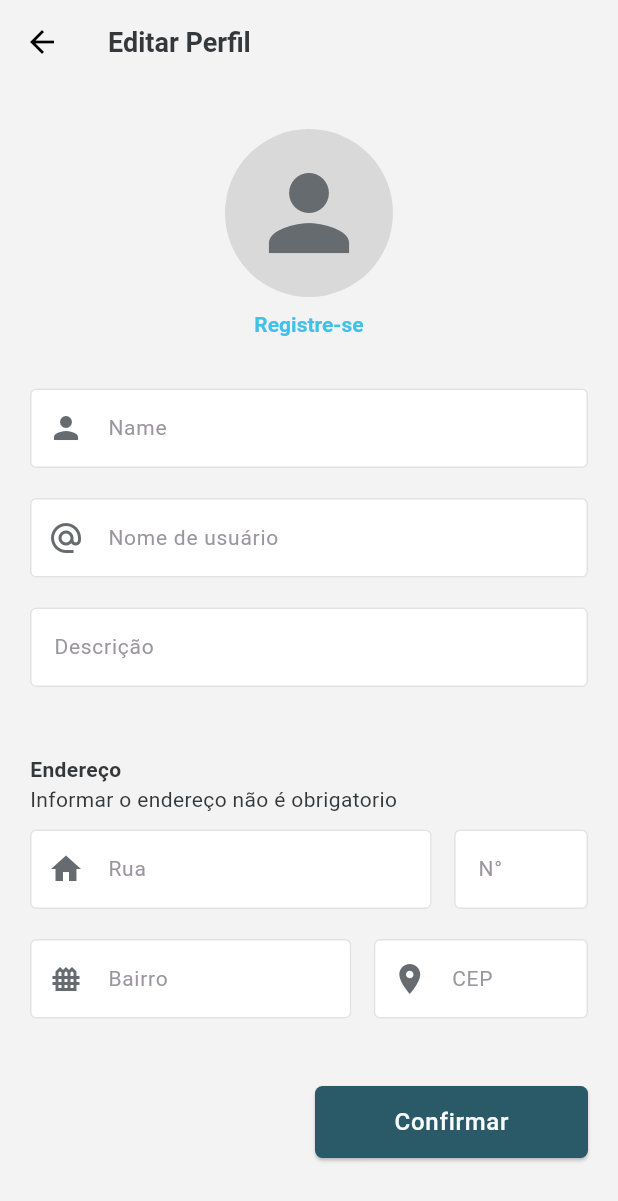
After one commit to gbramoura/fishspot_app, a Flutter app: the ProfileUserEditPage screen opened by its route, after a tap on "Confirmar", on a phone screen of 412 x 824 dp. The commit adds this screen. Shown: the top 1201 px of the screen. Run offline on Flutter 3.47's test engine with Material 3 defaults, Android fonts, the phone set to English and light mode, and no system bars; our stand-ins replace flutter_svg_provider, package_info_plus, shared_preferences; accounts and stored records are empty; network calls fail.

Commit message:
Improve spot gridview in the profile page. Create the edit user page.

```diff
--- a/lib/constants/colors_constants.dart
+++ b/lib/constants/colors_constants.dart
@@ -24,6 +24,7 @@ class ColorsConstants {
   static Color gray350 = HexColor('#35383A');
 
   // Blue
+  static Color blue150 = HexColor('#3EC2EA');
   static Color blue750 = HexColor('#2A5967');
   static Color blue700 = HexColor('#2A5967');
 }
--- a/lib/constants/route_constants.dart
+++ b/lib/constants/route_constants.dart
@@ -4,4 +4,5 @@ class RouteConstants {
   static String recoverPassword = '/recover-password';
   static String home = '/home';
   static String configuration = '/profile-configuration';
+  static String editUser = '/profile-edit';
 }
--- a/lib/main.dart
+++ b/lib/main.dart
@@ -4,6 +4,7 @@ import 'package:fishspot_app/pages/home_page.dart';
 import 'package:fishspot_app/pages/login_page.dart';
 import 'package:fishspot_app/pages/password/recover_password_page.dart';
 import 'package:fishspot_app/pages/profile/profile_user_configuration_page.dart';
+import 'package:fishspot_app/pages/profile/profile_user_edit_page.dart';
 import 'package:fishspot_app/pages/register_page.dart';
 import 'package:fishspot_app/pages/splash_page.dart';
 import 'package:fishspot_app/repositories/settings_repository.dart';
@@ -63,7 +64,8 @@ class App extends StatelessWidget {
         RouteConstants.recoverPassword: (context) => RecoverPasswordPage(),
         RouteConstants.home: (context) => HomePage(),
         RouteConstants.configuration: (context) =>
-            ProfileUserConfigurationPage()
+            ProfileUserConfigurationPage(),
+        RouteConstants.editUser: (context) => ProfileUserEditPage()
       },
     );
   }
--- a/lib/pages/profile/profile_page.dart
+++ b/lib/pages/profile/profile_page.dart
@@ -1,4 +1,5 @@
 import 'package:fishspot_app/components/custom_button.dart';
+import 'package:fishspot_app/constants/colors_constants.dart';
 import 'package:fishspot_app/constants/route_constants.dart';
 import 'package:fishspot_app/constants/shared_preferences_constants.dart';
 import 'package:fishspot_app/models/http_response.dart';
@@ -6,8 +7,8 @@ import 'package:fishspot_app/pages/loading_page.dart';
 import 'package:fishspot_app/repositories/settings_repository.dart';
 import 'package:fishspot_app/services/api_service.dart';
 import 'package:fishspot_app/services/auth_service.dart';
-import 'package:fishspot_app/utils/hex_color_utils.dart';
 import 'package:flutter/material.dart';
+import 'package:flutter_svg_provider/flutter_svg_provider.dart';
 import 'package:provider/provider.dart';
 
 class ProfilePage extends StatefulWidget {
@@ -103,7 +104,8 @@ class _ProfilePageState extends State<ProfilePage> {
 
     return Scaffold(
       appBar: _renderAppBar(context),
-      body: Center(
+      body: SingleChildScrollView(
+        child: Center(
           child: Column(
             mainAxisAlignment: MainAxisAlignment.start,
             crossAxisAlignment: CrossAxisAlignment.start,
@@ -114,12 +116,13 @@ class _ProfilePageState extends State<ProfilePage> {
             ],
           ),
         ),
+      ),
     );
   }
 
   _renderUserDescription(dynamic context) {
     final userImage = _userProfileData['image'] != null
-        ? Image(fit: BoxFit.fill, image: AssetImage(_userProfileData['image']))
+        ? Image.network(_userProfileData['image'], fit: BoxFit.fill)
         : Icon(Icons.person, size: 80);
 
     return Column(
@@ -132,9 +135,9 @@ class _ProfilePageState extends State<ProfilePage> {
                 width: 100,
                 height: 100,
                 decoration: BoxDecoration(
-                  color: HexColor('#D9D9D9'),
+                  color: ColorsConstants.gray100,
                   borderRadius: BorderRadius.circular(100),
-                  border: Border.all(width: 1, color: HexColor('#D9D9D9')),
+                  border: Border.all(width: 1, color: ColorsConstants.gray100),
                 ),
                 child: userImage,
               ),
@@ -201,7 +204,9 @@ class _ProfilePageState extends State<ProfilePage> {
           padding: EdgeInsets.fromLTRB(22, 0, 22, 0),
           child: CustomButton(
             label: 'Editar Perfil',
-            onPressed: () {},
+            onPressed: () {
+              Navigator.pushNamed(context, RouteConstants.editUser);
+            },
             fixedSize: Size(double.maxFinite, 38),
           ),
         ),
@@ -229,10 +234,11 @@ class _ProfilePageState extends State<ProfilePage> {
             primary: true,
             shrinkWrap: true,
             crossAxisCount: 3,
-            crossAxisSpacing: 8,
-            mainAxisSpacing: 8,
+            crossAxisSpacing: 2,
+            mainAxisSpacing: 2,
             children: _renderSpotRegistteredItems(),
-          )
+            physics: NeverScrollableScrollPhysics(),
+          ),
         ],
       ),
     );
@@ -240,31 +246,44 @@ class _ProfilePageState extends State<ProfilePage> {
 
   _renderSpotRegistteredItems() {
     return _userLocationsData.map((entry) {
-      var decoration = entry['image'] != null
-          ? AssetImage('assets/images/fish-spot-icon.png')
-          : AssetImage(entry['image']);
+      final isImageProvided = entry['image'] != null && entry['image'] != '';
+      final icon = DecorationImage(
+        image: Svg('assets/images/no-photography.svg'),
+        fit: BoxFit.none,
+      );
+
+      final image = DecorationImage(
+        image: NetworkImage(entry['image']),
+        fit: BoxFit.fill,
+      );
 
       return Container(
-        color: HexColor('#D9D9D9'),
+        color: ColorsConstants.gray100,
         child: Container(
           decoration: BoxDecoration(
-            image: DecorationImage(
-              image: decoration,
-              fit: BoxFit.fill,
+            image: isImageProvided ? image : icon,
+          ),
+          child: Row(
+            mainAxisAlignment: MainAxisAlignment.end,
+            crossAxisAlignment: CrossAxisAlignment.end,
+            children: [
+              Expanded(
+                child: Container(
+                  padding: EdgeInsets.fromLTRB(3, 0, 3, 0),
+                  height: 32,
+                  color: Color.fromRGBO(0, 0, 0, 0.35),
+                  child: Center(
+                    child: Text(
+                      entry['title'],
+                      maxLines: 2,
+                      overflow: TextOverflow.ellipsis,
+                      textAlign: TextAlign.center,
+                      style: TextStyle(
+                        color: ColorsConstants.gray50,
+                        fontSize: 10,
+                        fontWeight: FontWeight.w600,
                       ),
                     ),
-          child: Column(
-            mainAxisAlignment: MainAxisAlignment.end,
-            children: [
-              Container(
-                padding: EdgeInsets.fromLTRB(3, 1, 3, 1),
-                color: Color.fromRGBO(0, 0, 0, 0.35),
-                child: Text(
-                  entry['title'],
-                  style: TextStyle(
-                    color: HexColor('E2E8F0'),
-                    fontSize: 14,
-                    fontWeight: FontWeight.w600,
                   ),
                 ),
               ),
--- a/lib/pages/profile/profile_user_configuration_page.dart
+++ b/lib/pages/profile/profile_user_configuration_page.dart
@@ -93,7 +93,7 @@ class _ProfileUserConfigurationPageState
             style: TextStyle(
               fontWeight: FontWeight.w600,
               color: Theme.of(context).textTheme.headlineLarge?.color,
-              fontSize: 22,
+              fontSize: 18,
             ),
           ),
         ],
--- /dev/null
+++ b/lib/pages/profile/profile_user_edit_page.dart
@@ -0,0 +1,285 @@
+import 'package:fishspot_app/components/custom_button.dart';
+import 'package:fishspot_app/components/custom_text_form_field.dart';
+import 'package:fishspot_app/constants/colors_constants.dart';
+import 'package:fishspot_app/constants/shared_preferences_constants.dart';
+import 'package:fishspot_app/models/http_response.dart';
+import 'package:fishspot_app/pages/loading_page.dart';
+import 'package:fishspot_app/repositories/settings_repository.dart';
+import 'package:fishspot_app/services/api_service.dart';
+import 'package:fishspot_app/services/auth_service.dart';
+import 'package:flutter/material.dart';
+import 'package:provider/provider.dart';
+
+class ProfileUserEditPage extends StatefulWidget {
+  const ProfileUserEditPage({super.key});
+
+  @override
+  State<ProfileUserEditPage> createState() => _ProfileUserEditPagePageState();
+}
+
+class _ProfileUserEditPagePageState extends State<ProfileUserEditPage> {
+  final ApiService _apiService = ApiService();
+  String _image = '';
+  final _formGlobalKey = GlobalKey<FormState>();
+
+  final _nameController = TextEditingController();
+  final _usernameController = TextEditingController();
+  final _descriptionController = TextEditingController();
+  final _streetController = TextEditingController();
+  final _numberController = TextEditingController();
+  final _neighborhoodController = TextEditingController();
+  final _zipCodeController = TextEditingController();
+
+  bool _loading = false;
+
+  @override
+  void initState() {
+    super.initState();
+    _loadAppData();
+  }
+
+  _loadAppData() async {
+    setState(() {
+      _loading = true;
+    });
+
+    var settings = Provider.of<SettingRepository>(context, listen: false);
+    var token = settings.getString(SharedPreferencesConstants.jwtToken) ?? '';
+
+    try {
+      AuthService.refreshUserCredentials(context);
+      HttpResponse resp = await _apiService.getUser(token);
+
+      _image = resp.response['image'] ?? '';
+      _nameController.text = resp.response['name'] ?? '';
+      _usernameController.text = resp.response['username'] ?? '';
+      _descriptionController.text = resp.response['description'] ?? '';
+      _streetController.text = resp.response['address']['street'] ?? '';
+      _neighborhoodController.text =
+          resp.response['address']['neighborhood'] ?? '';
+      _zipCodeController.text = resp.response['address']['zipCode'] ?? '';
+
+      if (resp.response['address']['number'] != null &&
+          resp.response['address']['number'] > 0) {
+        _numberController.text = resp.response['address']['number'].toString();
+      }
+    } catch (e) {
+      if (mounted) {
+        AuthService.clearUserCredentials(context);
+        AuthService.showInternalErrorDialog(context);
+      }
+    }
+
+    if (_image.isNotEmpty) {
+      try {
+        HttpResponse imgResponse = await _apiService.getImage(_image, token);
+        _image = imgResponse.response;
+      } catch (e) {
+        _image = '';
+      }
+    }
+
+    setState(() {
+      _loading = false;
+    });
+  }
+
+  @override
+  Widget build(BuildContext context) {
+    if (_loading) {
+      return LoadingPage();
+    }
+
+    return Scaffold(
+      appBar: _renderAppBar(context),
+      body: Center(
+          child: Column(
+        mainAxisAlignment: MainAxisAlignment.start,
+        crossAxisAlignment: CrossAxisAlignment.center,
+        children: [
+          _renderEditProfileImage(context),
+          _renderProfileForm(),
+        ],
+      )),
+    );
+  }
+
+  _renderEditProfileImage(context) {
+    final userImage = _image.isNotEmpty
+        ? Image.network(_image, fit: BoxFit.fill)
+        : Icon(Icons.person, size: 80);
+
+    return Column(
+      children: [
+        SizedBox(height: 30),
+        Container(
+          width: 112,
+          height: 112,
+          decoration: BoxDecoration(
+            color: ColorsConstants.gray100,
+            shape: BoxShape.circle,
+          ),
+          child: userImage,
+        ),
+        SizedBox(height: 10),
+        Semantics(
+          label: 'Editar Foto',
+          button: true,
+          child: GestureDetector(
+            onTap: () {},
+            child: RichText(
+              text: TextSpan(
+                text: 'Registre-se',
+                style: TextStyle(
+                  color: ColorsConstants.blue150,
+                  fontWeight: FontWeight.w600,
+                  fontSize: 14,
+                ),
+              ),
+            ),
+          ),
+        ),
+      ],
+    );
+  }
+
+  _renderProfileForm() {
+    return Padding(
+      padding: EdgeInsets.fromLTRB(20, 0, 20, 0),
+      child: Form(
+        key: _formGlobalKey,
+        child: Column(
+          children: [
+            Column(
+              mainAxisAlignment: MainAxisAlignment.start,
+              crossAxisAlignment: CrossAxisAlignment.start,
+              children: [
+                SizedBox(height: 35),
+                CustomTextFormField(
+                  controller: _nameController,
+                  hintText: 'Name',
+                  icon: Icon(
+                    Icons.person,
+                    color: Theme.of(context).iconTheme.color,
+                  ),
+                ),
+                SizedBox(height: 20),
+                CustomTextFormField(
+                  controller: _usernameController,
+                  hintText: 'Nome de usuário',
+                  icon: Icon(
+                    Icons.alternate_email,
+                    color: Theme.of(context).iconTheme.color,
+                  ),
+                ),
+                SizedBox(height: 20),
+                CustomTextFormField(
+                  controller: _descriptionController,
+                  hintText: 'Descrição',
+                ),
+                SizedBox(height: 45),
+                Text(
+                  'Endereço',
+                  style: TextStyle(
+                    fontSize: 14,
+                    fontWeight: FontWeight.w600,
+                    color: Theme.of(context).textTheme.headlineLarge?.color,
+                  ),
+                ),
+                Text(
+                  'Informar o endereço não é obrigatorio',
+                  style: TextStyle(
+                    fontSize: 14,
+                    fontWeight: FontWeight.w400,
+                    color: Theme.of(context).textTheme.headlineLarge?.color,
+                  ),
+                ),
+                SizedBox(height: 10),
+                Row(
+                  children: [
+                    Flexible(
+                      flex: 3,
+                      child: CustomTextFormField(
+                        controller: _streetController,
+                        hintText: 'Rua',
+                        icon: Icon(
+                          Icons.home,
+                          color: Theme.of(context).iconTheme.color,
+                        ),
+                      ),
+                    ),
+                    SizedBox(width: 15),
+                    Flexible(
+                      flex: 1,
+                      child: CustomTextFormField(
+                        controller: _numberController,
+                        hintText: 'N°',
+                      ),
+                    ),
+                  ],
+                ),
+                SizedBox(height: 20),
+                Row(
+                  children: [
+                    Flexible(
+                      flex: 3,
+                      child: CustomTextFormField(
+                        controller: _neighborhoodController,
+                        hintText: 'Bairro',
+                        icon: Icon(
+                          Icons.fence,
+                          color: Theme.of(context).iconTheme.color,
+                        ),
+                      ),
+                    ),
+                    SizedBox(width: 15),
+                    Flexible(
+                      flex: 2,
+                      child: CustomTextFormField(
+                        controller: _zipCodeController,
+                        hintText: 'CEP',
+                        icon: Icon(
+                          Icons.location_on,
+                          color: Theme.of(context).iconTheme.color,
+                        ),
+                      ),
+                    ),
+                  ],
+                ),
+                SizedBox(height: 45),
+                Row(
+                  mainAxisAlignment: MainAxisAlignment.end,
+                  children: [
+                    CustomButton(
+                      label: 'Confirmar',
+                      fixedSize: Size(182, 48),
+                      onPressed: () {},
+                    ),
+                  ],
+                ),
+              ],
+            )
+          ],
+        ),
+      ),
+    );
+  }
+
+  _renderAppBar(dynamic context) {
+    return AppBar(
+      backgroundColor: Colors.transparent,
+      title: Row(
+        children: [
+          Text(
+            'Editar Perfil',
+            style: TextStyle(
+              fontWeight: FontWeight.w600,
+              color: Theme.of(context).textTheme.headlineLarge?.color,
+              fontSize: 18,
+            ),
+          ),
+        ],
+      ),
+    );
+  }
+}
--- a/pubspec.yaml
+++ b/pubspec.yaml
@@ -34,6 +34,8 @@ dependencies:
   http: ^1.3.0
   shared_preferences: ^2.5.2
   provider: ^6.1.2
+  flutter_svg_provider: ^1.0.7
+  flutter_svg: ^2.0.17
   # The following adds the Cupertino Icons font to your application.
   # Use with the CupertinoIcons class for iOS style icons.
   cupertino_icons: ^1.0.8
```
Also changed, not shown: assets/images/no-photography.svg (added), pubspec.lock. Lines whose indentation alone changed are shown as unchanged.
